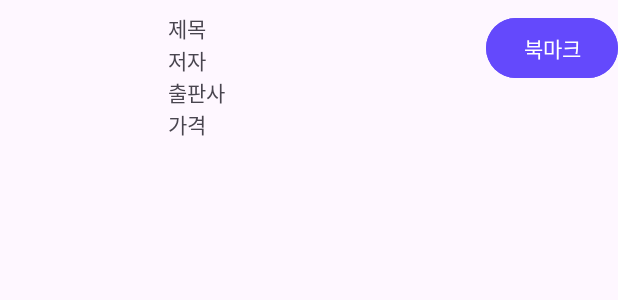
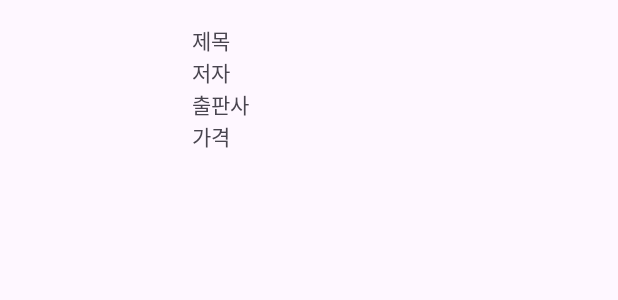
Before and after one commit to nhee-dev/book-search-app, an Android app: the layout item_book.xml on its own in the app's theme, with its tools: preview values and no code run, on a phone screen of 412 x 824 dp. Shown: the top 300 px of the screen. Run offline under Robolectric (Android 15) with nearby library versions, the phone set to English and light mode, and no system bars.

Commit message:
ui: 북마크 UI 삭제
북마크 기능 구현 후 추가하기로

```diff
--- a/app/src/main/res/layout/item_book.xml
+++ b/app/src/main/res/layout/item_book.xml
@@ -6,7 +6,7 @@
         xmlns:tools="http://schemas.android.com/tools"
         android:layout_width="match_parent"
         android:layout_height="wrap_content"
-        android:paddingVertical="8dp">
+        android:padding="16dp">
 
         <LinearLayout
             android:id="@+id/layout_book_info"
@@ -15,7 +15,7 @@
             android:layout_height="wrap_content"
             app:layout_constraintStart_toStartOf="parent"
             app:layout_constraintTop_toTopOf="parent"
-            app:layout_constraintEnd_toStartOf="@id/btn_bookmark">
+            app:layout_constraintEnd_toEndOf="parent">
 
             <ImageView
                 android:id="@+id/iv_book"
@@ -57,14 +57,14 @@
 
         </LinearLayout>
 
-        <Button
-            android:id="@+id/btn_bookmark"
-            android:layout_width="wrap_content"
-            android:layout_height="wrap_content"
-            app:layout_constraintEnd_toEndOf="parent"
-            app:layout_constraintTop_toTopOf="parent"
-            android:backgroundTint="@color/main_color"
-            android:text="북마크"/>
+<!--        <Button-->
+<!--            android:id="@+id/btn_bookmark"-->
+<!--            android:layout_width="wrap_content"-->
+<!--            android:layout_height="wrap_content"-->
+<!--            app:layout_constraintEnd_toEndOf="parent"-->
+<!--            app:layout_constraintTop_toTopOf="parent"-->
+<!--            android:backgroundTint="@color/main_color"-->
+<!--            android:text="북마크"/>-->
 
     </androidx.constraintlayout.widget.ConstraintLayout>
 </layout>
```
Also changed, not shown: app/src/main/res/layout/fragment_books.xml (+11 -12 lines).
